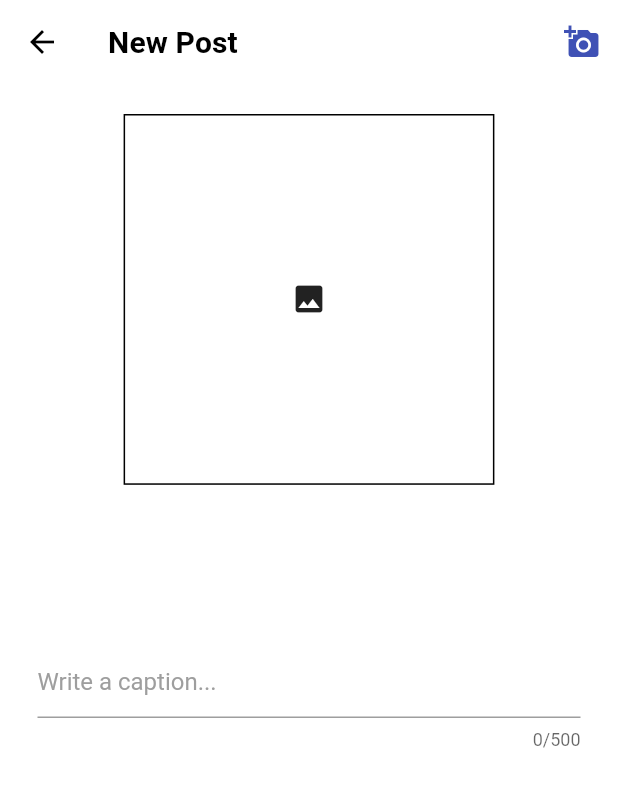
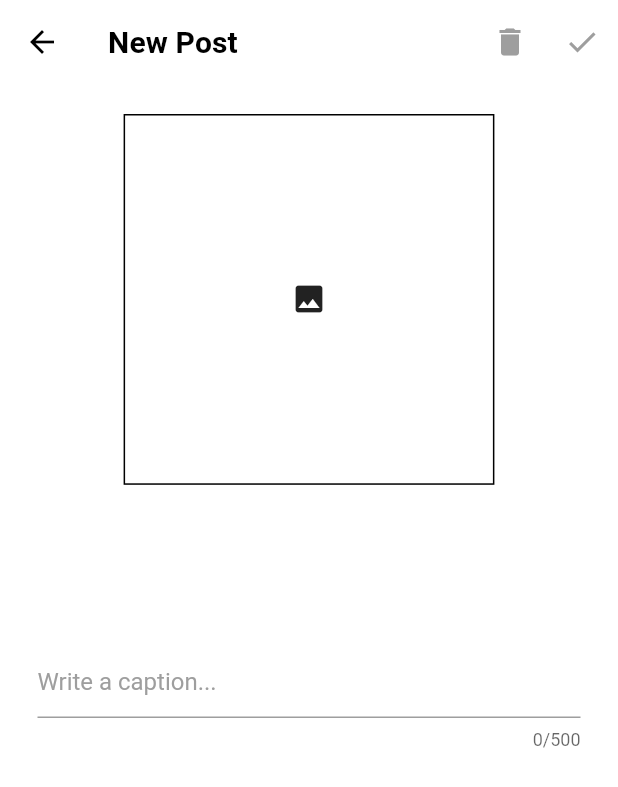
Before and after one commit to Wave-2024/Wave, a Flutter app: the addPostScreen screen opened directly, on a phone screen of 412 x 824 dp. Shown: the top 787 px of the screen. Run offline on Flutter 3.47's test engine with Material 2 defaults, Android fonts, the phone set to English and light mode, and no system bars; our stand-ins replace badges, cached_network_image, cloud_firestore, firebase_auth, firebase_core, firebase_storage and 3 more; missing offline and left inert: comment_box; accounts and stored records are empty; network calls fail.

Commit message:
add post screen modified

```diff
--- a/lib/screen/Posts/addPostScreen.dart
+++ b/lib/screen/Posts/addPostScreen.dart
@@ -52,9 +52,18 @@ class _addPostScreenState extends State<addPostScreen> {
           ),
         ),
         actions: [
-          (imagefile != null)
-              ? IconButton(
+           IconButton(
                   onPressed: () {
+                   if(imagefile!=null){
+                     setState(() {
+                       imagefile = null;
+                     });
+                   }
+                  },
+                  color: (imagefile!=null)?Colors.red[300]:Colors.grey,
+                  icon: const Icon(Icons.delete)),
+          IconButton(onPressed: () {
+            if(imagefile!=null){
               setState(() {
                 uploadingPost = true;
               });
@@ -66,17 +75,11 @@ class _addPostScreenState extends State<addPostScreen> {
                   uploadingPost = false;
                 });
                 ScaffoldMessenger.of(context).showSnackBar(
-                          SnackBar(content: Text('Successfully posted')));
+                    SnackBar(content: Text('Successfully posted'),duration: Duration(seconds: 2),));
+                Navigator.pop(context);
               });
-                  },
-                  color: Colors.green,
-                  icon: const Icon(Icons.check))
-              : IconButton(
-                  onPressed: () {
-                    pickImage();
-                  },
-                  color: Colors.indigo,
-                  icon: const Icon(Icons.add_a_photo))
+            }
+          }, icon: Icon(Icons.check),color: (imagefile!=null)?Colors.green:Colors.grey)
         ],
       ),
       body: SafeArea(
@@ -120,7 +123,12 @@ class _addPostScreenState extends State<addPostScreen> {
                                     border: Border.all(color: Colors.black)),
                                 height: displayHeight(context) * 0.3,
                                 width: displayWidth(context) * 0.6,
-                                child: const Center(child: Icon(Icons.image)),
+                                child: Center(child: IconButton(
+                                  onPressed: () {
+                                    pickImage();
+                                  },
+                                  icon: Icon(Icons.image),
+                                    )),
                               ),
                         Opacity(
                             opacity: 0.0,
```
Lines whose indentation alone changed are shown as unchanged.
